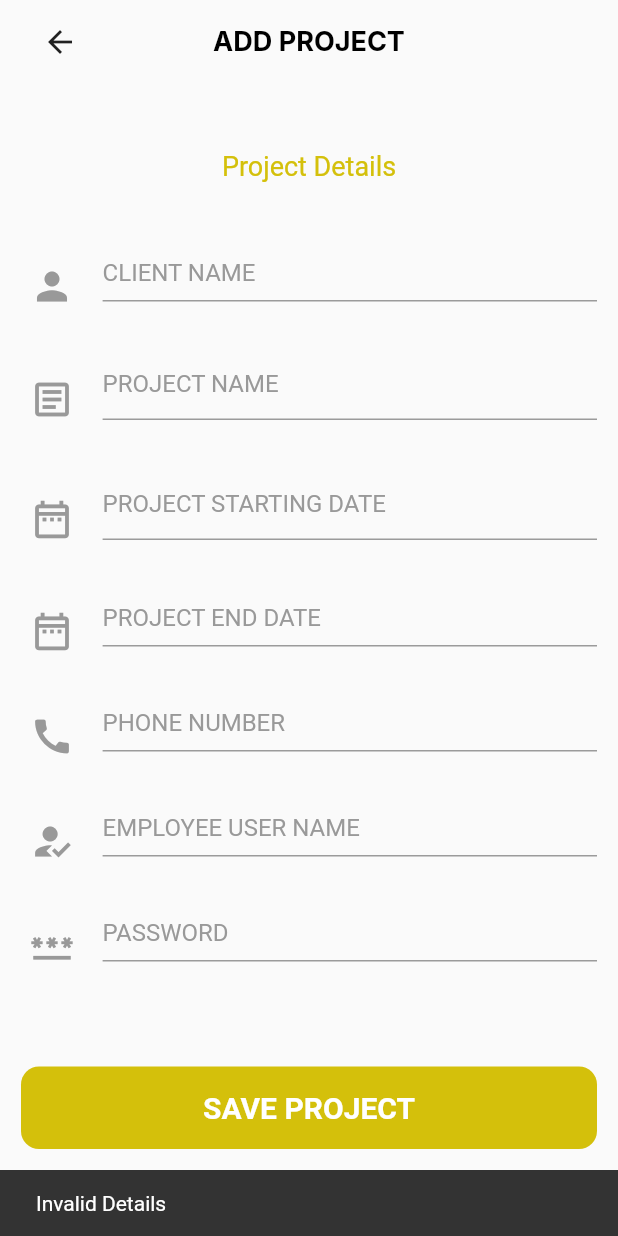
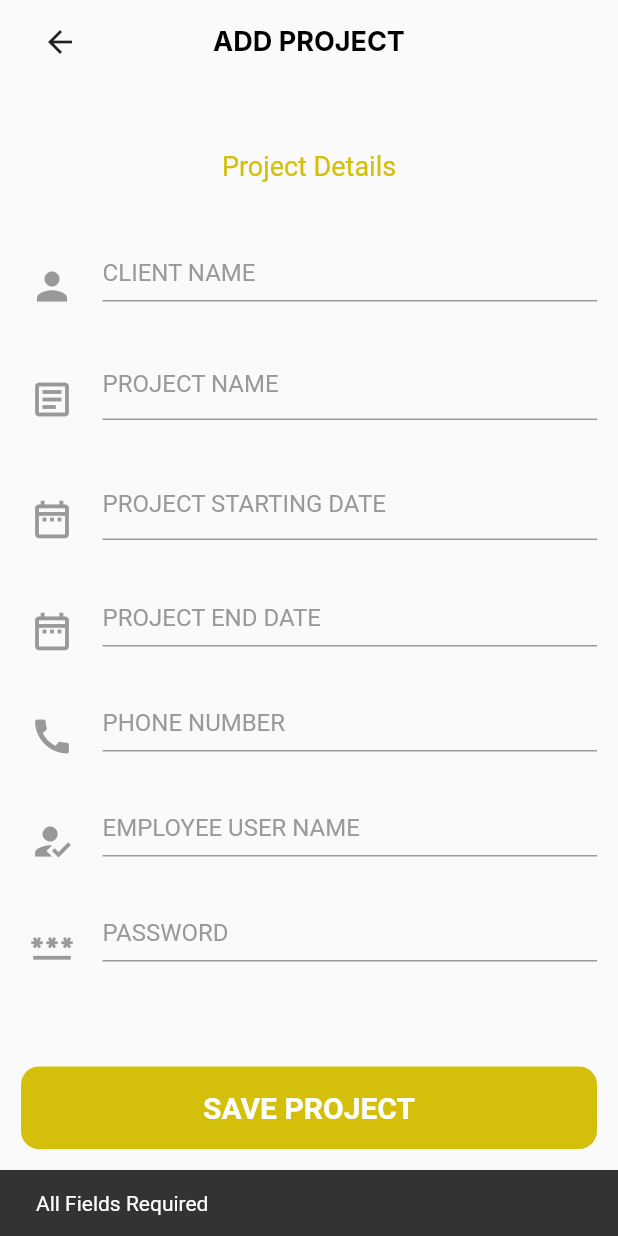
Before and after one commit to colourfulhacker/project-manager, a Flutter app: the AddProject screen opened directly, after a tap on "SAVE PROJECT", on a phone screen of 412 x 824 dp. Run offline on Flutter 3.47's test engine with Material 2 defaults, Android fonts, the phone set to English and light mode, and no system bars; our stand-ins replace cloud_firestore, firebase_core, get, google_fonts, shared_preferences; accounts and stored records are empty.

Commit message:
add project and login

```diff
--- a/lib/screens/Authentication/Client/client_login.dart
+++ b/lib/screens/Authentication/Client/client_login.dart
@@ -141,7 +141,7 @@ class _ClientLoginState extends State<ClientLogin> {
                   onTap: () {
                     secretKey.currentState!.validate();
                     if (secretKey.currentState!.validate()) {
-                      authenticationController.loginClient();
+                      authenticationController.loginClient(context);
                     }
                   },
                   child: Container(
--- a/lib/screens/ProjectManager/add_project.dart
+++ b/lib/screens/ProjectManager/add_project.dart
@@ -36,6 +36,7 @@ class _AddEmployeeState extends State<AddProject> {
       phone = phoneController.text;
       username = usernameController.text;
       password = passwordController.text;
+
       if (clientName.isEmpty ||
           projectName.isEmpty ||
           startDate.isEmpty ||
@@ -45,8 +46,22 @@ class _AddEmployeeState extends State<AddProject> {
           password.isEmpty) {
         ScaffoldMessenger.of(context).clearSnackBars();
         ScaffoldMessenger.of(context)
-            .showSnackBar(const SnackBar(content: Text('Invalid Details')));
+            .showSnackBar(const SnackBar(content: Text('All Fields Required')));
+        return;
+      } else {
+        Navigator.of(context).pop();
+        clientNameController.clear();
+        passwordController.clear();
+        phoneController.clear();
+        usernameController.clear();
+        startDateController.clear();
+        endDateController.clear();
+        projectNameController.clear();
+        ScaffoldMessenger.of(context).clearSnackBars();
+        ScaffoldMessenger.of(context)
+            .showSnackBar(const SnackBar(content: Text('Project Saved')));
       }
+
       await FirebaseFirestore.instance
           .collection('projects')
           .doc(projectName)
@@ -57,6 +72,9 @@ class _AddEmployeeState extends State<AddProject> {
         'end-date': endDate,
         'phone': phone,
         'username': username,
+        'password': password,
+      });
+      await FirebaseFirestore.instance.collection('users').doc(username).set({
         'password': password,
       });
     }
--- a/pubspec.yaml
+++ b/pubspec.yaml
@@ -37,6 +37,7 @@ dependencies:
   get: ^4.6.5
   google_fonts: ^5.1.0
   shared_preferences: ^2.0.16
+  uuid: ^3.0.7
 
 dev_dependencies:
   flutter_lints: ^2.0.0
```
Also changed, not shown: lib/Controllers/authenticationController.dart (+17 -3 lines), lib/main.dart (+5 -2 lines), pubspec.lock, 1 other file.
